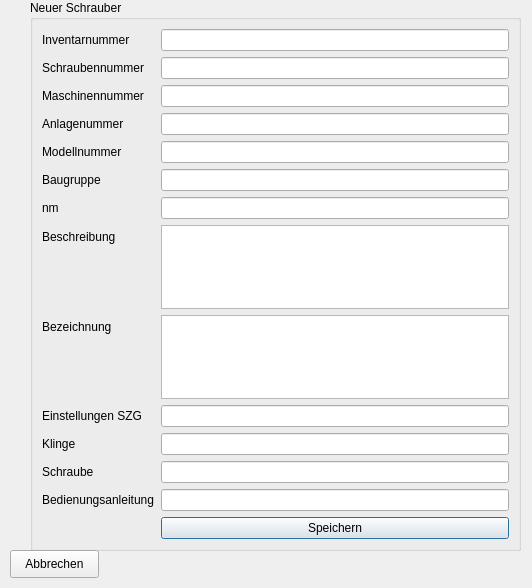
First picture: the form in schrauberhinzufuegen.ui, repository a6min/tool-management-system, before the edit.
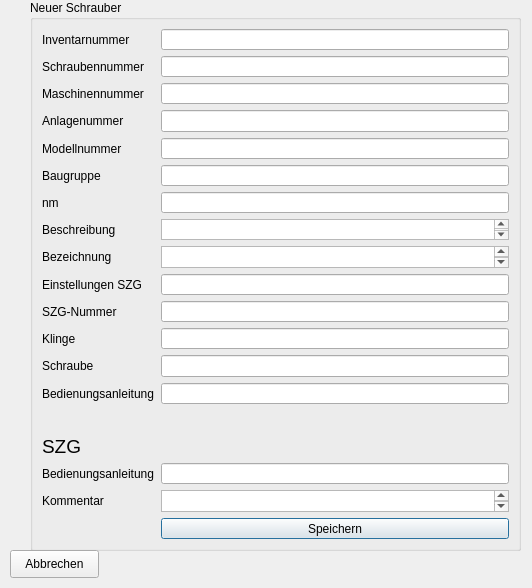
Second picture: the form after the edit.

The edit to the form file:
```diff
--- a/schrauberhinzufuegen.ui
+++ b/schrauberhinzufuegen.ui
@@ -126,43 +126,98 @@
     <item row="9" column="1">
      <widget class="QLineEdit" name="einstellSZG"/>
     </item>
-    <item row="10" column="0">
+    <item row="12" column="0">
      <widget class="QLabel" name="label_Klinge">
       <property name="text">
        <string>Klinge</string>
       </property>
      </widget>
     </item>
-    <item row="10" column="1">
+    <item row="12" column="1">
      <widget class="QLineEdit" name="klinge"/>
     </item>
-    <item row="11" column="0">
+    <item row="13" column="0">
      <widget class="QLabel" name="label_Schraube">
       <property name="text">
        <string>Schraube</string>
       </property>
      </widget>
     </item>
-    <item row="11" column="1">
+    <item row="13" column="1">
      <widget class="QLineEdit" name="schraube"/>
     </item>
-    <item row="12" column="0">
+    <item row="15" column="0">
      <widget class="QLabel" name="label_Bedienung">
       <property name="text">
        <string>Bedienungsanleitung</string>
       </property>
      </widget>
     </item>
-    <item row="12" column="1">
+    <item row="15" column="1">
      <widget class="QLineEdit" name="bedienung"/>
     </item>
-    <item row="13" column="1">
+    <item row="10" column="0">
+     <widget class="QLabel" name="label_SZGNR">
+      <property name="text">
+       <string>SZG-Nummer</string>
+      </property>
+     </widget>
+    </item>
+    <item row="10" column="1">
+     <widget class="QLineEdit" name="SZGNr"/>
+    </item>
+    <item row="18" column="1">
+     <widget class="QLineEdit" name="bedienung_SZG"/>
+    </item>
+    <item row="21" column="1">
      <widget class="QPushButton" name="speichern">
       <property name="text">
        <string>Speichern</string>
       </property>
      </widget>
     </item>
+    <item row="18" column="0">
+     <widget class="QLabel" name="label_Bedienung_SZG">
+      <property name="text">
+       <string>Bedienungsanleitung</string>
+      </property>
+     </widget>
+    </item>
+    <item row="16" column="0">
+     <spacer name="horizontalSpacer">
+      <property name="orientation">
+       <enum>Qt::Horizontal</enum>
+      </property>
+      <property name="sizeHint" stdset="0">
+       <size>
+        <width>40</width>
+        <height>20</height>
+       </size>
+      </property>
+     </spacer>
+    </item>
+    <item row="17" column="0">
+     <widget class="QLabel" name="label_SZG">
+      <property name="font">
+       <font>
+        <pointsize>14</pointsize>
+       </font>
+      </property>
+      <property name="text">
+       <string>SZG</string>
+      </property>
+     </widget>
+    </item>
+    <item row="19" column="0">
+     <widget class="QLabel" name="label_KommentarSZG">
+      <property name="text">
+       <string>Kommentar</string>
+      </property>
+     </widget>
+    </item>
+    <item row="19" column="1">
+     <widget class="QTextEdit" name="kommentarSZG"/>
+    </item>
    </layout>
   </widget>
   <widget class="QPushButton" name="abbrechen">
```
